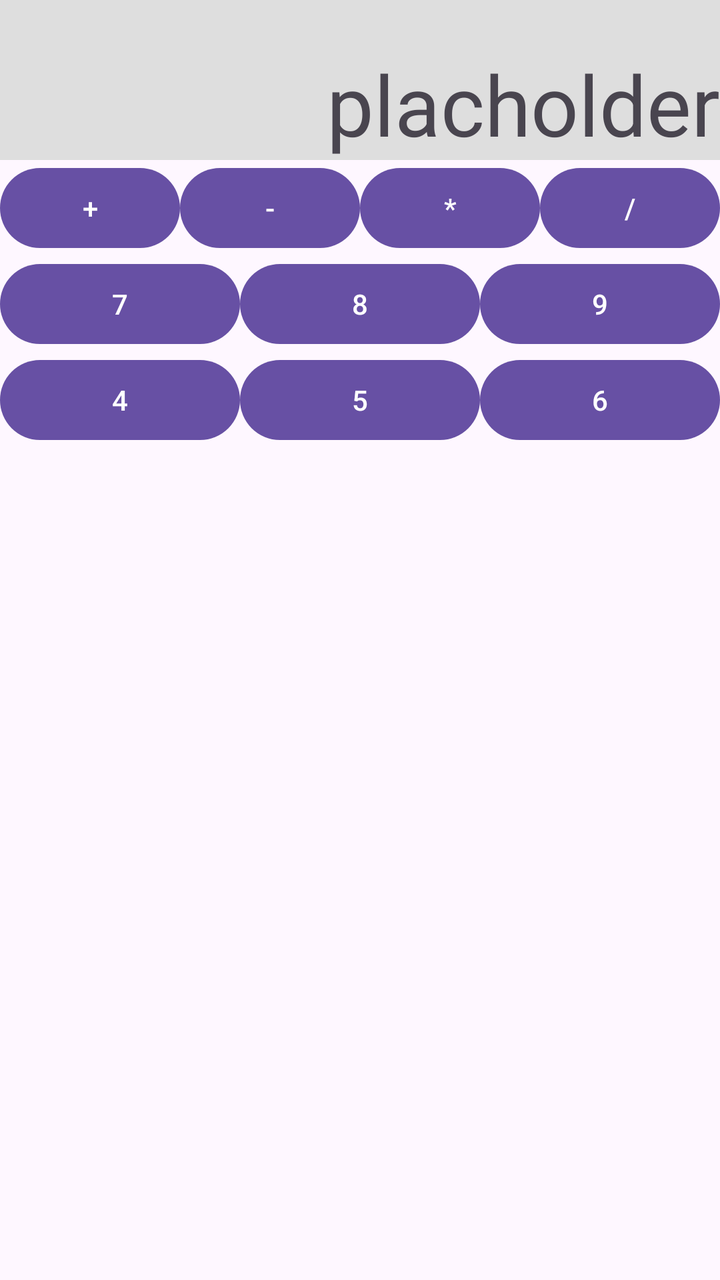
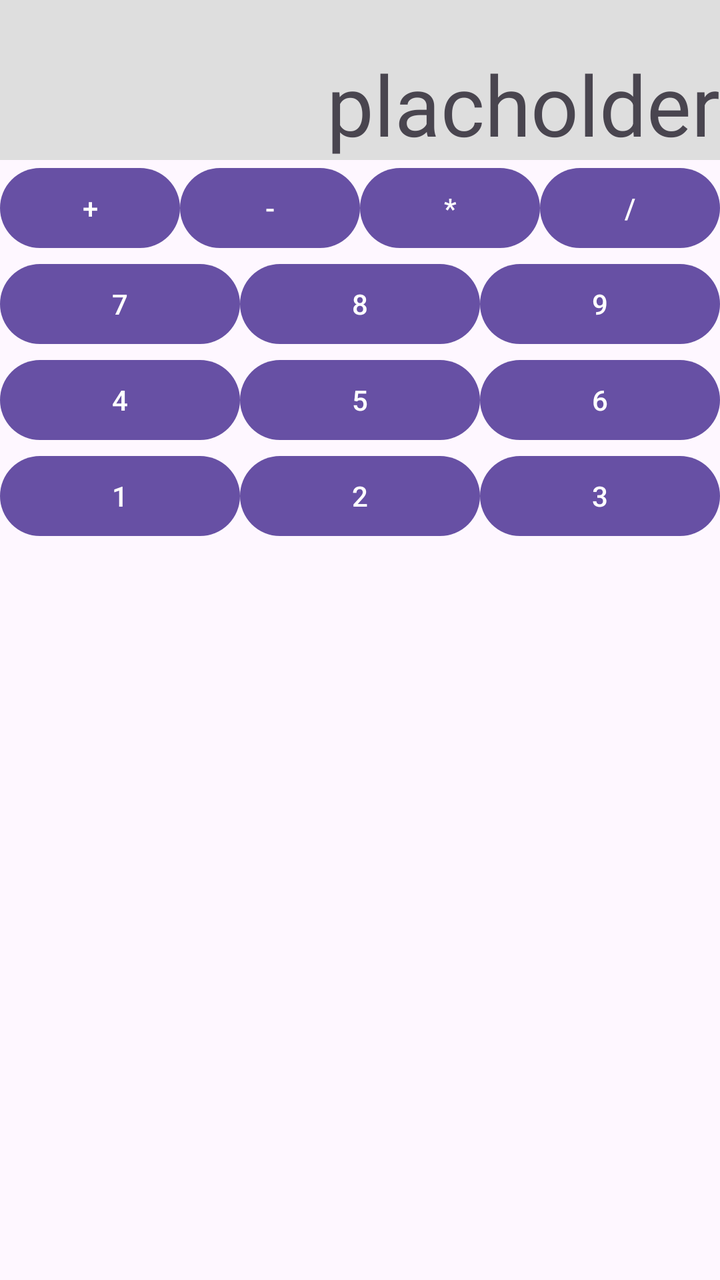

The first picture is an Android layout as it rendered before a commit; the second is the same layout after the commit. The layout source and the unified diff follow.
<!-- AndroidManifest.xml: application theme Theme.Kalkulator -->
<!-- res/layout/activity_main.xml -->
<?xml version="1.0" encoding="utf-8"?>
<LinearLayout xmlns:android="http://schemas.android.com/apk/res/android"
    xmlns:tools="http://schemas.android.com/tools"
    android:id="@+id/main"
    android:layout_width="match_parent"
    android:layout_height="match_parent"
    android:orientation="vertical"
    tools:context=".MainActivity">

    <TextView
        android:id="@+id/textView"
        android:layout_width="match_parent"
        android:layout_height="80dp"
        android:textSize="42sp"
        android:background="#dedede"
        android:gravity="bottom|right"
        android:text="@string/wynik" />

    <LinearLayout
        android:layout_width="match_parent"
        android:layout_height="wrap_content"
        android:orientation="horizontal">


        <Button
            android:id="@+id/button1"
            android:layout_width="wrap_content"
            android:layout_height="wrap_content"
            android:layout_weight="1"
            android:text="+" />
        <Button
            android:id="@+id/button2"
            android:layout_width="wrap_content"
            android:layout_height="wrap_content"
            android:layout_weight="1"
            android:text="-" />
        <Button
            android:id="@+id/button3"
            android:layout_width="wrap_content"
            android:layout_height="wrap_content"
            android:layout_weight="1"
            android:text="*" />
        <Button
            android:id="@+id/button4"
            android:layout_width="wrap_content"
            android:layout_height="wrap_content"
            android:layout_weight="1"
            android:text="/" />
    </LinearLayout>

    <LinearLayout
        android:layout_width="match_parent"
        android:layout_height="wrap_content"
        android:orientation="horizontal">


        <Button
            android:id="@+id/button5"
            android:layout_width="wrap_content"
            android:layout_height="wrap_content"
            android:layout_weight="1"
            android:text="7" />
        <Button
            android:id="@+id/button6"
            android:layout_width="wrap_content"
            android:layout_height="wrap_content"
            android:layout_weight="1"
            android:text="8" />
        <Button
            android:id="@+id/button7"
            android:layout_width="wrap_content"
            android:layout_height="wrap_content"
            android:layout_weight="1"
            android:text="9" />
    </LinearLayout>

    <LinearLayout
        android:layout_width="match_parent"
        android:layout_height="wrap_content"
        android:orientation="horizontal">


        <Button
            android:id="@+id/button8"
            android:layout_width="wrap_content"
            android:layout_height="wrap_content"
            android:layout_weight="1"
            android:text="4" />
        <Button
            android:id="@+id/button9"
            android:layout_width="wrap_content"
            android:layout_height="wrap_content"
            android:layout_weight="1"
            android:text="5" />
        <Button
            android:id="@+id/button10"
            android:layout_width="wrap_content"
            android:layout_height="wrap_content"
            android:layout_weight="1"
            android:text="6" />
    </LinearLayout>


</LinearLayout>
<!-- resources referenced by this layout -->
<resources>
  <string name="wynik">placholder</string>
  <style name="Theme.Kalkulator" parent="Base.Theme.Kalkulator" />
  <style name="Base.Theme.Kalkulator" parent="Theme.Material3.DayNight.NoActionBar">
          
          
      </style>
</resources>

<!-- the commit's change to res/layout/activity_main.xml (unified diff, before → after) -->
@@ -100,5 +100,31 @@
             android:text="6" />
     </LinearLayout>
 
+    <LinearLayout
+        android:layout_width="match_parent"
+        android:layout_height="wrap_content"
+        android:orientation="horizontal">
+
+
+        <Button
+            android:id="@+id/button80"
+            android:layout_width="wrap_content"
+            android:layout_height="wrap_content"
+            android:layout_weight="1"
+            android:text="1" />
+        <Button
+            android:id="@+id/button90"
+            android:layout_width="wrap_content"
+            android:layout_height="wrap_content"
+            android:layout_weight="1"
+            android:text="2" />
+        <Button
+            android:id="@+id/button100"
+            android:layout_width="wrap_content"
+            android:layout_height="wrap_content"
+            android:layout_weight="1"
+            android:text="3" />
+    </LinearLayout>
+
 
 </LinearLayout>
